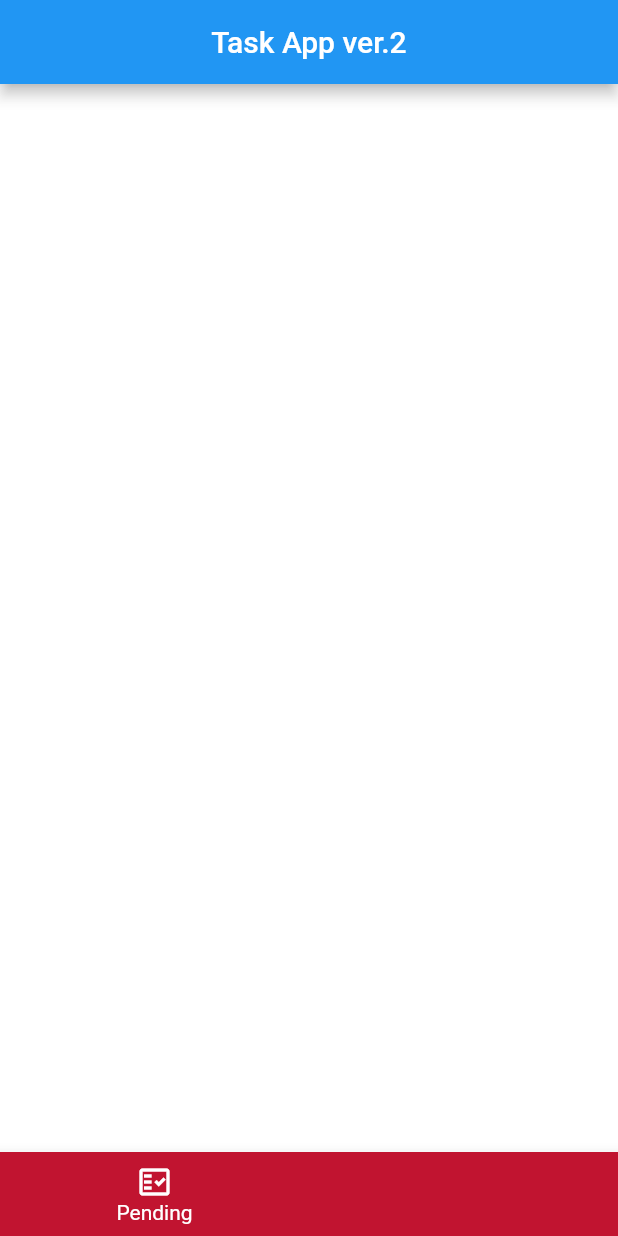
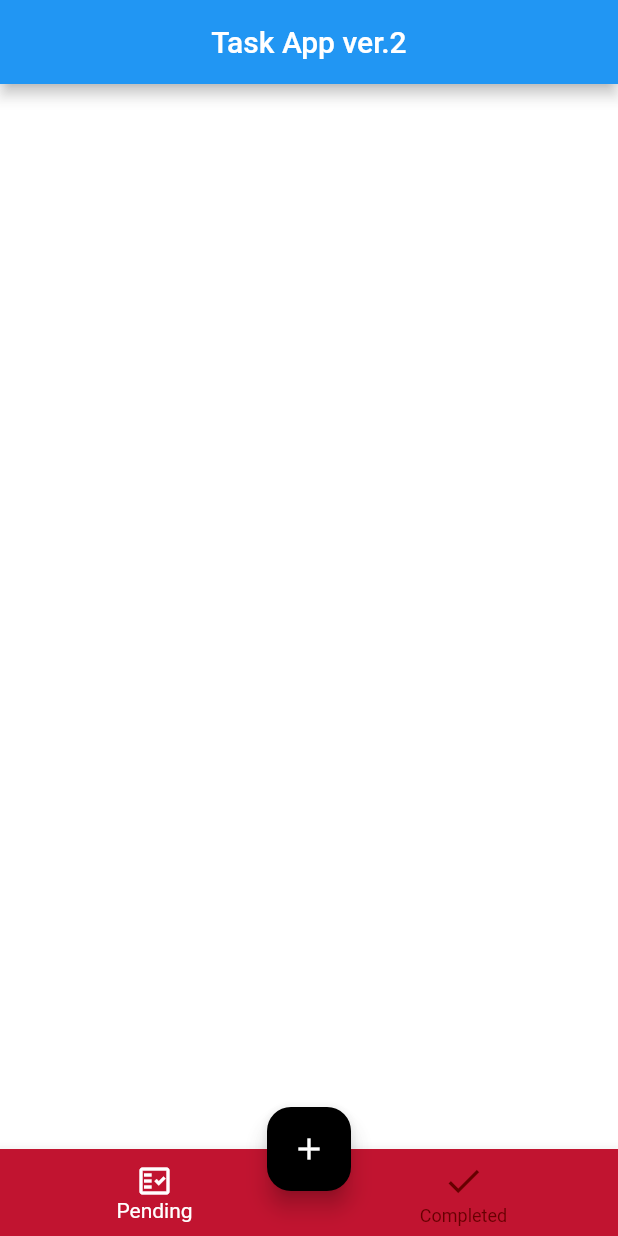
Before and after one commit to walidwazini/Flutter-TaskApp-2, a Flutter app: the screen it shows after launch, on a phone screen of 412 x 824 dp. Run offline on Flutter 3.47's test engine with Material 2 defaults, Android fonts, the phone set to English and light mode, and no system bars.

Commit message:
homescreen ui settle

```diff
--- a/lib/screens/Screen_Home.dart
+++ b/lib/screens/Screen_Home.dart
@@ -26,7 +26,7 @@ class _HomeScreenState extends State<HomeScreen> {
       ),
       bottomNavigationBar: BottomNavigationBar(
         backgroundColor: Theme.of(context).primaryColor,
-        unselectedItemColor: Color(0xffc11430).withOpacity(0.6),
+        unselectedItemColor: Color(0xff660000),
         selectedItemColor: Colors.white,
         currentIndex: selectedIndex,
         onTap: (selection) => setState(() {
@@ -38,11 +38,26 @@ class _HomeScreenState extends State<HomeScreen> {
             label: 'Pending'
           ),
           BottomNavigationBarItem(
-              icon: Icon(Icons.done),
+              icon: Icon(Icons.done, size: 28,),
               label: 'Completed'
           )
         ],
       ),
+      body: tabs[selectedIndex],
+      floatingActionButton: FloatingActionButton(
+        backgroundColor: Colors.black,
+        shape: RoundedRectangleBorder(
+          borderRadius: BorderRadius.circular(16)
+        ),
+        child: Icon(Icons.add),
+        onPressed: () => showDialog(
+          context: context,
+          builder: (BuildContext context) => {
+
+          },
+        ),
+      ),
+      floatingActionButtonLocation: FloatingActionButtonLocation.centerDocked,
     );
   }
 }
```
